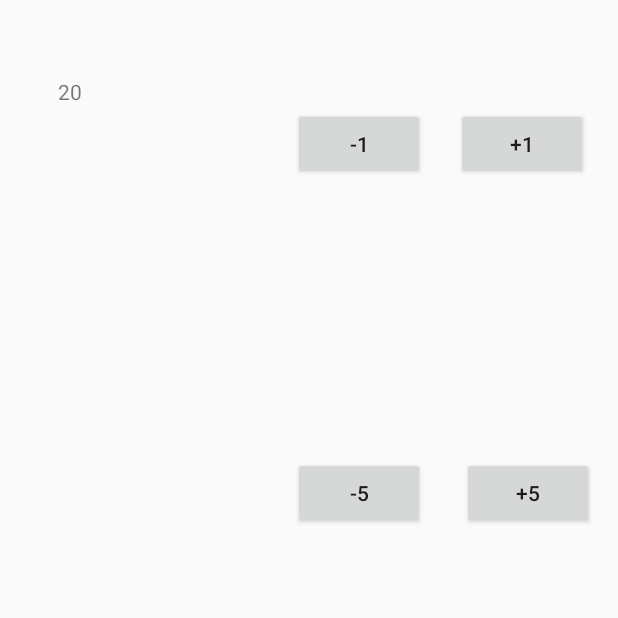
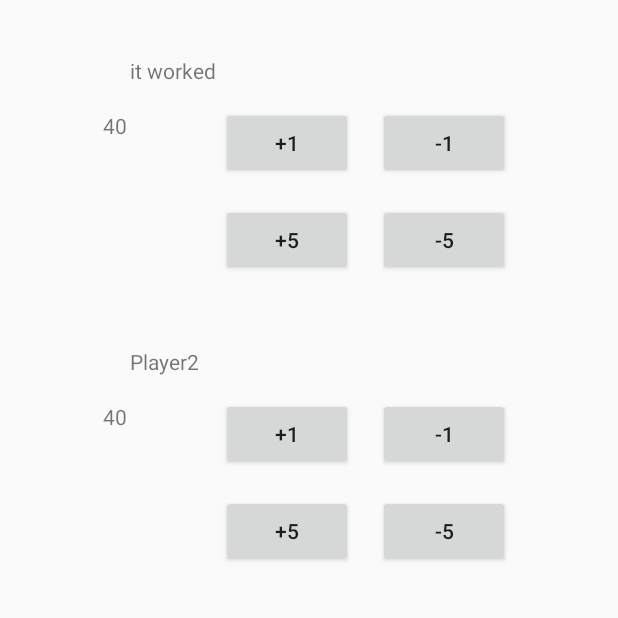
Before and after one commit to AsherIsrael/MTGComLifeTracker, an Android app: the LifeTracker screen opened directly, with no data from a screen before it, after a tap on "+1", on a phone screen of 412 x 824 dp, the top half of it. Run offline under Robolectric (Android 15) with nearby library versions, the phone set to English and light mode, and no system bars; our stand-ins replace data binding; 1 statement that could not run was skipped; 2 other taps on this screen came first.

Commit message:
Marking progress for review

```diff
--- /dev/null
+++ b/app/src/main/java/com/example/user/mtglifetracker/LifeButtonView.java
@@ -0,0 +1,41 @@
+package com.example.user.mtglifetracker;
+
+import android.content.Context;
+import android.content.res.TypedArray;
+import android.graphics.Canvas;
+import android.graphics.Color;
+import android.graphics.Paint;
+import android.graphics.drawable.Drawable;
+import android.text.TextPaint;
+import android.util.AttributeSet;
+import android.view.View;
+
+/**
+ * TODO: document your custom view class.
+ */
+public class LifeButtonView extends android.support.v7.widget.AppCompatButton {
+
+    private int modifier;
+    private int playerIdx;
+
+    public LifeButtonView(Context context, AttributeSet attrs) {
+        super(context, attrs);
+
+    }
+
+    public void setModifier(int mod) {
+        modifier = mod;
+    }
+
+    public int getModifier() {
+        return modifier;
+    }
+
+    public void setPlayerIdx(int idx) {
+        playerIdx = idx;
+    }
+
+    public int getPlayerIdx() {
+        return playerIdx;
+    }
+}
--- a/app/src/main/java/com/example/user/mtglifetracker/LifeTracker.java
+++ b/app/src/main/java/com/example/user/mtglifetracker/LifeTracker.java
@@ -1,6 +1,7 @@
 package com.example.user.mtglifetracker;
 
 import android.databinding.DataBindingUtil;
+import android.databinding.ObservableArrayList;
 import android.support.v7.app.AppCompatActivity;
 import android.os.Bundle;
 import android.view.View;
@@ -11,24 +12,36 @@ import com.example.user.mtglifetracker.databinding.ActivityLifeTrackerBinding;
 
 public class LifeTracker extends AppCompatActivity {
 
-    public LifeTotal LIFE_TOTAL;
+    public ObservableArrayList<Player> players;
+    public int playerCount;
 
-//    private ActivityLifeTrackerBinding binding;
 
     @Override
     protected void onCreate(Bundle savedInstanceState) {
         super.onCreate(savedInstanceState);
-        LIFE_TOTAL = new LifeTotal(20);
+
+        players = new ObservableArrayList<Player>();
+        playerCount = 1;
+        players.add(new Player(this.playerCount));
+        players.add(new Player(2));
+
+
         ActivityLifeTrackerBinding binding;
         binding = DataBindingUtil.setContentView(this, R.layout.activity_life_tracker);
-//        setContentView(R.layout.activity_life_tracker);
-        binding.setPlayerLifeTotal(LIFE_TOTAL);
+
+        binding.setAppListener(this);
+        binding.setPlayers(players);
+        binding.testDisplay.setPlayer(players.get(0));
+        binding.testDisplay2.setPlayer((players.get(1)));
     }
 
     public void updateLife(View view) {
-        Object test = view.getTag();
-        int modifier = Integer.parseInt((String)test);
-        LIFE_TOTAL.updateTotal(modifier);
+        int modifier = ((LifeButtonView)view).getModifier();
+        int idx = ((LifeButtonView)view).getPlayerIdx();
+        players.get(idx).updateLifeTotal(modifier);
     }
 
+    public void testButton(View view) {
+        players.get(0).setName("it worked");
+    }
 }
--- a/app/src/main/java/com/example/user/mtglifetracker/Player.java
+++ b/app/src/main/java/com/example/user/mtglifetracker/Player.java
@@ -1,10 +1,43 @@
 package com.example.user.mtglifetracker;
+
+import android.databinding.BaseObservable;
+import android.databinding.Bindable;
 
 /**
  * Created by User on 9/12/2017.
  */
 
-public class Player {
+public class Player extends BaseObservable {
 
+    private int lifeTotal;
 
+    private String name;
+
+    public Player(int number) {
+        lifeTotal = 40;
+        name = String.format("Player%d", number);
+    }
+
+    @Bindable
+    public int getLifeTotal() {
+        return lifeTotal;
+    }
+
+    public void setLifeTotal(int total) {
+        lifeTotal = total;
+        notifyPropertyChanged(BR.lifeTotal);
+    }
+
+    public void updateLifeTotal(int modifier) {
+
+        setLifeTotal(lifeTotal + modifier);
+    }
+
+    @Bindable
+    public String getName() { return name; }
+
+    public void setName(String name) {
+        this.name = name;
+        notifyPropertyChanged(BR.name);
+    }
 }
--- a/app/src/main/res/layout/activity_life_tracker.xml
+++ b/app/src/main/res/layout/activity_life_tracker.xml
@@ -1,88 +1,128 @@
 <?xml version="1.0" encoding="utf-8"?>
-<layout>
+<layout xmlns:android="http://schemas.android.com/apk/res/android"
+    xmlns:tools="http://schemas.android.com/tools"
+    xmlns:app="http://schemas.android.com/apk/res-auto">
     <data>
-        <variable name="playerLifeTotal" type="com.example.user.mtglifetracker.LifeTotal"/>
+        <import type="com.example.user.mtglifetracker.Player"/>
+        <import type="android.databinding.ObservableArrayList"/>
+        <variable name="players" type="ObservableArrayList&lt;Player&gt;"/>
+        <variable name="appListener" type="com.example.user.mtglifetracker.LifeTracker"/>
     </data>
     <android.support.constraint.ConstraintLayout
-        xmlns:android="http://schemas.android.com/apk/res/android"
-        xmlns:app="http://schemas.android.com/apk/res-auto"
-        xmlns:tools="http://schemas.android.com/tools"
+
         android:layout_width="match_parent"
         android:layout_height="match_parent"
         tools:context="com.example.user.mtglifetracker.LifeTracker"
         tools:layout_editor_absoluteY="0dp"
         tools:layout_editor_absoluteX="0dp">
 
-        <Button
-            android:id="@+id/minusOneButton"
-            android:layout_width="wrap_content"
-            android:layout_height="wrap_content"
-            android:onClick="updateLife"
-            android:tag="-1"
-            android:text="-1"
-            android:layout_marginLeft="195dp"
+
+
+        <include
+            android:id="@+id/testDisplay"
+            layout="@layout/lifedisplay"
+            android:layout_width="349dp"
+
+            android:layout_marginRight="16dp"
+            app:layout_constraintRight_toRightOf="parent"
+            app:appListener="@{appListener}"
+            app:index="@{0}"
+            android:layout_height="170dp"
+            android:layout_marginEnd="16dp"
+            app:layout_constraintTop_toTopOf="parent"
+            android:layout_marginTop="30dp"
+            android:layout_marginLeft="8dp"
             app:layout_constraintLeft_toLeftOf="parent"
-            app:layout_constraintBaseline_toBaselineOf="@+id/plusOneButton" />
+            app:layout_constraintHorizontal_bias="0.594" />
 
-        <Button
-            android:id="@+id/plusOneButton"
-            android:layout_width="wrap_content"
-            android:layout_height="wrap_content"
-            android:onClick="updateLife"
-            android:tag="1"
-            android:text="+1"
-            app:layout_constraintTop_toTopOf="parent"
-            android:layout_marginTop="8dp"
+        <include
+            android:id="@+id/testDisplay2"
+            layout="@layout/lifedisplay"
+            android:layout_width="349dp"
+            android:layout_height="170dp"
             android:layout_marginBottom="8dp"
-            app:layout_constraintBottom_toTopOf="@+id/plusFiveButton"
-            app:layout_constraintLeft_toRightOf="@+id/minusOneButton"
             android:layout_marginLeft="8dp"
             android:layout_marginRight="8dp"
+            android:layout_marginTop="24dp"
+            app:layout_constraintBottom_toBottomOf="parent"
+            app:layout_constraintHorizontal_bias="0.489"
+            app:layout_constraintLeft_toLeftOf="parent"
             app:layout_constraintRight_toRightOf="parent"
-            app:layout_constraintHorizontal_bias="0.516"
-            app:layout_constraintVertical_bias="0.266" />
+            app:layout_constraintTop_toBottomOf="@+id/testDisplay"
+            app:layout_constraintVertical_bias="0.0"
 
-        <Button
-            android:id="@+id/minusFiveButton"
-            android:layout_width="wrap_content"
-            android:layout_height="wrap_content"
-            android:onClick="updateLife"
-            android:tag="-5"
-            android:text="-5"
-            android:layout_marginLeft="195dp"
-            app:layout_constraintLeft_toLeftOf="parent"
-            app:layout_constraintBaseline_toBaselineOf="@+id/plusFiveButton" />
+            app:index="@{1}"/>
 
-        <Button
-            android:id="@+id/plusFiveButton"
-            android:layout_width="wrap_content"
-            android:layout_height="wrap_content"
-            android:onClick="updateLife"
-            android:tag="5"
-            android:text="+5"
-            app:layout_constraintBottom_toBottomOf="parent"
-            android:layout_marginBottom="471dp"
-            app:layout_constraintLeft_toRightOf="@+id/minusFiveButton"
-            android:layout_marginLeft="8dp"
-            android:layout_marginRight="8dp"
-            app:layout_constraintRight_toRightOf="parent"
-            app:layout_constraintHorizontal_bias="0.666" />
+        <!--<Button-->
+            <!--android:id="@+id/minusOneButton"-->
+            <!--android:layout_width="wrap_content"-->
+            <!--android:layout_height="wrap_content"-->
+            <!--android:onClick="updateLife"-->
+            <!--android:tag="-1"-->
+            <!--android:text="-1"-->
+            <!--android:layout_marginLeft="195dp"-->
+            <!--app:layout_constraintLeft_toLeftOf="parent"-->
+            <!--app:layout_constraintBaseline_toBaselineOf="@+id/plusOneButton" />-->
 
-        <TextView
-            android:id="@+id/lifeTotalView"
-            android:layout_width="123dp"
-            android:layout_height="70dp"
-            android:text="@{Integer.toString(playerLifeTotal.total)}"
-            android:layout_marginRight="8dp"
-            app:layout_constraintRight_toRightOf="parent"
-            android:layout_marginLeft="8dp"
-            app:layout_constraintLeft_toLeftOf="parent"
-            app:layout_constraintHorizontal_bias="0.113"
-            app:layout_constraintTop_toTopOf="parent"
-            android:layout_marginTop="8dp"
-            app:layout_constraintBottom_toBottomOf="parent"
-            android:layout_marginBottom="8dp"
-            app:layout_constraintVertical_bias="0.059" />
+        <!--<Button-->
+            <!--android:id="@+id/plusOneButton"-->
+            <!--android:layout_width="wrap_content"-->
+            <!--android:layout_height="wrap_content"-->
+            <!--android:onClick="updateLife"-->
+            <!--android:tag="1"-->
+            <!--android:text="+1"-->
+            <!--app:layout_constraintTop_toTopOf="parent"-->
+            <!--android:layout_marginTop="8dp"-->
+            <!--android:layout_marginBottom="8dp"-->
+            <!--app:layout_constraintBottom_toTopOf="@+id/plusFiveButton"-->
+            <!--app:layout_constraintLeft_toRightOf="@+id/minusOneButton"-->
+            <!--android:layout_marginLeft="8dp"-->
+            <!--android:layout_marginRight="8dp"-->
+            <!--app:layout_constraintRight_toRightOf="parent"-->
+            <!--app:layout_constraintHorizontal_bias="0.516"-->
+            <!--app:layout_constraintVertical_bias="0.266" />-->
+
+        <!--<Button-->
+            <!--android:id="@+id/minusFiveButton"-->
+            <!--android:layout_width="wrap_content"-->
+            <!--android:layout_height="wrap_content"-->
+            <!--android:onClick="updateLife"-->
+            <!--android:tag="-5"-->
+            <!--android:text="-5"-->
+            <!--android:layout_marginLeft="195dp"-->
+            <!--app:layout_constraintLeft_toLeftOf="parent"-->
+            <!--app:layout_constraintBaseline_toBaselineOf="@+id/plusFiveButton" />-->
+
+        <!--<Button-->
+            <!--android:id="@+id/plusFiveButton"-->
+            <!--android:layout_width="wrap_content"-->
+            <!--android:layout_height="wrap_content"-->
+            <!--android:onClick="updateLife"-->
+            <!--android:tag="5"-->
+            <!--android:text="+5"-->
+            <!--app:layout_constraintBottom_toBottomOf="parent"-->
+            <!--android:layout_marginBottom="471dp"-->
+            <!--app:layout_constraintLeft_toRightOf="@+id/minusFiveButton"-->
+            <!--android:layout_marginLeft="8dp"-->
+            <!--android:layout_marginRight="8dp"-->
+            <!--app:layout_constraintRight_toRightOf="parent"-->
+            <!--app:layout_constraintHorizontal_bias="0.666" />-->
+
+        <!--<TextView-->
+            <!--android:id="@+id/lifeTotalView"-->
+            <!--android:layout_width="123dp"-->
+            <!--android:layout_height="70dp"-->
+
+            <!--android:layout_marginRight="8dp"-->
+            <!--app:layout_constraintRight_toRightOf="parent"-->
+            <!--android:layout_marginLeft="8dp"-->
+            <!--app:layout_constraintLeft_toLeftOf="parent"-->
+            <!--app:layout_constraintHorizontal_bias="0.113"-->
+            <!--app:layout_constraintTop_toTopOf="parent"-->
+            <!--android:layout_marginTop="8dp"-->
+            <!--app:layout_constraintBottom_toBottomOf="parent"-->
+            <!--android:layout_marginBottom="8dp"-->
+            <!--app:layout_constraintVertical_bias="0.059" />-->
 
     </android.support.constraint.ConstraintLayout>
 </layout>
--- /dev/null
+++ b/app/src/main/res/layout/lifedisplay.xml
@@ -0,0 +1,117 @@
+<?xml version="1.0" encoding="utf-8"?>
+<layout xmlns:app="http://schemas.android.com/apk/res-auto"
+    xmlns:tools="http://schemas.android.com/tools"
+    xmlns:android="http://schemas.android.com/apk/res/android"
+    xmlns:custom="http://schemas.android.com/apk/res-auto">
+    <data>
+
+        <import type="com.example.user.mtglifetracker.Player"/>
+        <variable name="player" type="Player"/>
+        <variable name="index" type="int"/>
+    </data>
+
+    <android.support.constraint.ConstraintLayout
+        android:orientation="vertical"
+        android:layout_width="match_parent"
+        android:layout_height="match_parent"
+        android:weightSum="1"
+        tools:layout_editor_absoluteY="0dp"
+        tools:layout_editor_absoluteX="0dp">
+
+        <com.example.user.mtglifetracker.LifeButtonView
+            android:id="@+id/minusOneButton"
+            android:layout_width="wrap_content"
+            android:layout_height="wrap_content"
+            android:onClick="testButton"
+            custom:modifier="-1"
+            custom:playerIdx="@{index}"
+            android:text="-1"
+            app:layout_constraintTop_toTopOf="parent"
+            android:layout_marginTop="41dp"
+            android:layout_marginRight="40dp"
+            app:layout_constraintRight_toRightOf="parent" />
+
+        <com.example.user.mtglifetracker.LifeButtonView
+            android:id="@+id/minusFiveButton"
+            android:layout_width="wrap_content"
+            android:layout_height="wrap_content"
+            android:onClick="updateLife"
+            custom:modifier="-5"
+            custom:playerIdx="@{index}"
+            android:text="-5"
+            android:layout_marginRight="40dp"
+            app:layout_constraintRight_toRightOf="parent"
+            android:layout_marginTop="16dp"
+            app:layout_constraintTop_toBottomOf="@+id/minusOneButton"
+            android:layout_marginBottom="8dp"
+            app:layout_constraintBottom_toBottomOf="parent"
+            app:layout_constraintVertical_bias="0.045" />
+
+        <com.example.user.mtglifetracker.LifeButtonView
+            android:id="@+id/plusOneButton"
+            android:layout_width="wrap_content"
+            android:layout_height="wrap_content"
+            android:onClick="updateLife"
+            custom:modifier="1"
+            custom:playerIdx="@{index}"
+            android:text="+1"
+            android:layout_marginTop="41dp"
+            app:layout_constraintLeft_toLeftOf="parent"
+            app:layout_constraintTop_toTopOf="parent"
+            app:layout_constraintHorizontal_bias="0.93"
+            app:layout_constraintRight_toLeftOf="@+id/minusOneButton"
+            android:layout_marginRight="8dp" />
+
+        <com.example.user.mtglifetracker.LifeButtonView
+            android:id="@+id/plusFiveButton"
+            android:layout_width="wrap_content"
+            android:layout_height="wrap_content"
+            android:onClick="updateLife"
+            custom:modifier="5"
+            custom:playerIdx="@{index}"
+            android:text="+5"
+            app:layout_constraintRight_toLeftOf="@+id/minusFiveButton"
+            android:layout_marginRight="8dp"
+            android:layout_marginLeft="8dp"
+            app:layout_constraintLeft_toLeftOf="parent"
+            app:layout_constraintHorizontal_bias="0.927"
+            android:layout_marginTop="16dp"
+            app:layout_constraintTop_toBottomOf="@+id/plusOneButton"
+            app:layout_constraintBottom_toBottomOf="parent"
+            android:layout_marginBottom="8dp"
+            app:layout_constraintVertical_bias="0.045" />
+
+        <TextView
+            android:id="@+id/lifeTotalView"
+            android:layout_width="112dp"
+            android:layout_height="71dp"
+            android:text="@{Integer.toString(player.lifeTotal)}"
+            android:layout_marginStart="8dp"
+            android:layout_marginRight="8dp"
+            app:layout_constraintRight_toRightOf="parent"
+            app:layout_constraintBottom_toBottomOf="parent"
+            android:layout_marginBottom="8dp"
+            android:layout_marginLeft="8dp"
+            app:layout_constraintLeft_toLeftOf="parent"
+            app:layout_constraintHorizontal_bias="0.135"
+            app:layout_constraintTop_toTopOf="parent"
+            android:layout_marginTop="41dp"
+            app:layout_constraintVertical_bias="0.054" />
+
+        <TextView
+            android:id="@+id/name"
+            android:layout_width="94dp"
+            android:layout_height="30dp"
+            android:layout_marginBottom="8dp"
+            android:layout_marginLeft="56dp"
+            android:layout_marginRight="8dp"
+            android:layout_marginTop="8dp"
+            android:text="@{player.name}"
+            app:layout_constraintBottom_toTopOf="@+id/lifeTotalView"
+            app:layout_constraintHorizontal_bias="0.0"
+            app:layout_constraintLeft_toLeftOf="parent"
+            app:layout_constraintRight_toRightOf="parent"
+            app:layout_constraintTop_toTopOf="parent"
+            app:layout_constraintVertical_bias="0.38" />
+    </android.support.constraint.ConstraintLayout>
+</layout>
--- /dev/null
+++ b/app/src/main/res/layout/sample_life_button_view.xml
@@ -0,0 +1,17 @@
+<FrameLayout xmlns:android="http://schemas.android.com/apk/res/android"
+    xmlns:app="http://schemas.android.com/apk/res/com.example.user.mtglifetracker"
+    android:layout_width="match_parent"
+    android:layout_height="match_parent">
+
+    <com.example.user.mtglifetracker.LifeButtonView
+        android:layout_width="300dp"
+        android:layout_height="300dp"
+        android:background="#ccc"
+        android:paddingBottom="40dp"
+        android:paddingLeft="20dp"
+        app:exampleColor="#33b5e5"
+        app:exampleDimension="24sp"
+        app:exampleDrawable="@android:drawable/ic_menu_add"
+        app:exampleString="Hello, LifeButtonView" />
+
+</FrameLayout>
--- /dev/null
+++ b/app/src/main/res/values/attrs_life_button_view.xml
@@ -0,0 +1,10 @@
+<resources>
+    <declare-styleable name="LifeButtonView">
+        <attr name="exampleString" format="string" />
+        <attr name="exampleDimension" format="dimension" />
+        <attr name="exampleColor" format="color" />
+        <attr name="exampleDrawable" format="color|reference" />
+        <attr name="modifier" format="integer"/>
+        <attr name="playerIdx" format="integer"/>
+    </declare-styleable>
+</resources>
```
